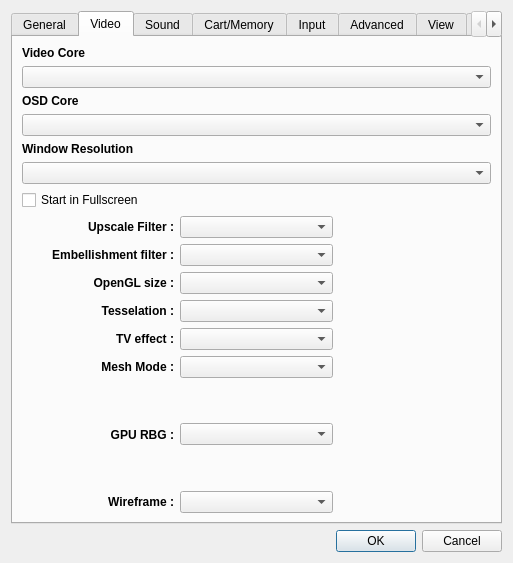
This is yabause/src/port/qt/ui/UISettings.ui in Yabause/yabause as Qt 5 draws it before an edit. The edited form follows.
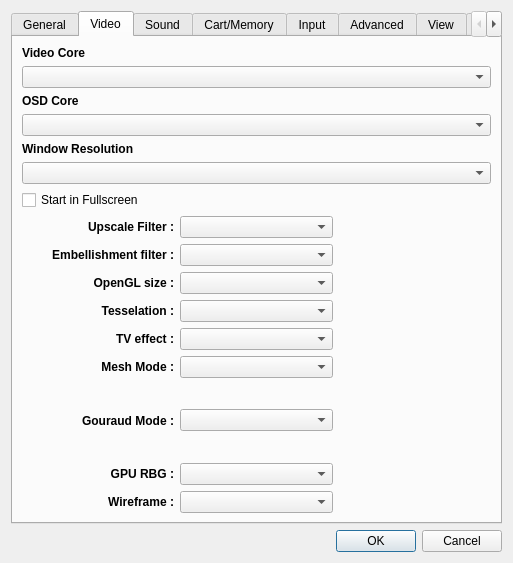
This is the edited form. The open tabs and pages were chosen to show the change. Custom widgets are drawn as their Qt base class.

Commit message: Add support to remove banding when using gouraud shading

```diff
--- a/yabause/src/port/qt/ui/UISettings.ui
+++ b/yabause/src/port/qt/ui/UISettings.ui
@@ -430,6 +430,28 @@
       <widget class="QComboBox" name="cbMeshModeFilter"/>
     </item>
     <item row="25" column="0">
+      <widget class="QLabel" name="BandingMode">
+        <property name="font">
+        <font>
+          <weight>75</weight>
+          <bold>true</bold>
+        </font>
+        </property>
+        <property name="text">
+          <string>Gouraud Mode :</string>
+        </property>
+        <property name="textFormat">
+          <enum>Qt::PlainText</enum>
+        </property>
+        <property name="alignment" >
+          <set>Qt::AlignRight|Qt::AlignVCenter</set>
+        </property>
+      </widget>
+    </item>
+    <item row="25" column="1">
+      <widget class="QComboBox" name="cbBandingModeFilter"/>
+    </item>
+    <item row="26" column="0">
 			<widget class="QLabel" name="GPU RBG">
 				<property name="font">
 				<font>
@@ -448,10 +470,10 @@
 				</property>
 			</widget>
 		</item>
-    <item row="25" column="1">
+    <item row="26" column="1">
       <widget class="QComboBox" name="cbGPURBG"/>
     </item>
-    <item row="26" column="0">
+    <item row="27" column="0">
 			<widget class="QLabel" name="Wireframe">
 				<property name="font">
 				<font>
@@ -470,7 +492,7 @@
 				</property>
 			</widget>
 		</item>
-    <item row="26" column="1">
+    <item row="27" column="1">
       <widget class="QComboBox" name="cbWireframeFilter"/>
     </item>
       </layout>
```
The commit also changes 12 other files.
